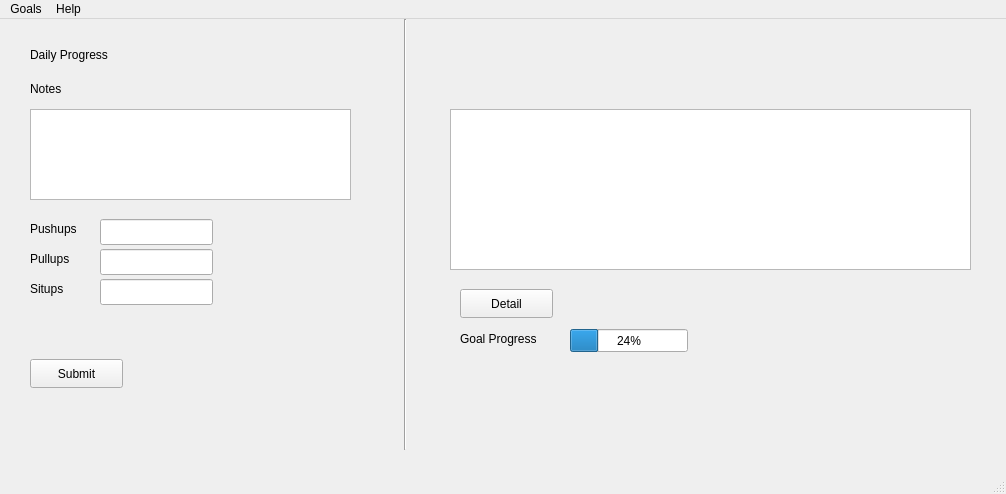
Above: exp.ui from cmerino15/homegoals before the change. Below: the same form after it.
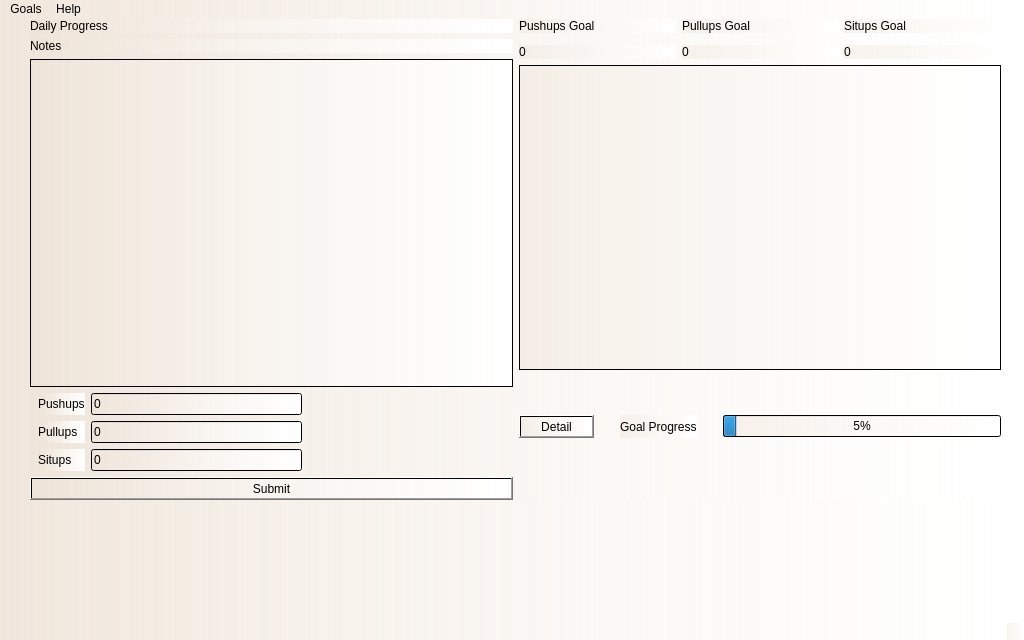
That is the form after the change. Icons and pictures are not drawn.

Commit message: finished most button functionality and design

What changed in the file:
```diff
--- a/exp.ui
+++ b/exp.ui
@@ -6,201 +6,251 @@
    <rect>
     <x>0</x>
     <y>0</y>
-    <width>1006</width>
-    <height>494</height>
+    <width>1024</width>
+    <height>640</height>
    </rect>
   </property>
+  <property name="minimumSize">
+   <size>
+    <width>1024</width>
+    <height>640</height>
+   </size>
+  </property>
+  <property name="maximumSize">
+   <size>
+    <width>1024</width>
+    <height>640</height>
+   </size>
+  </property>
   <property name="windowTitle">
    <string>exp</string>
   </property>
+  <property name="windowOpacity">
+   <double>0.900000000000000</double>
+  </property>
+  <property name="styleSheet">
+   <string notr="true">background-color: qlineargradient(spread:pad, x1:0, y1:0, x2:1, y2:0, stop:0 rgba(236, 224, 210, 100), stop:1 rgba(255, 255, 255, 255));</string>
+  </property>
   <widget class="QWidget" name="centralwidget">
-   <widget class="Line" name="line">
+   <widget class="QWidget" name="">
     <property name="geometry">
      <rect>
-      <x>360</x>
+      <x>30</x>
       <y>0</y>
-      <width>91</width>
-      <height>431</height>
+      <width>971</width>
+      <height>481</height>
      </rect>
     </property>
-    <property name="orientation">
-     <enum>Qt::Vertical</enum>
-    </property>
-   </widget>
+    <layout class="QHBoxLayout" name="horizontalLayout_2">
+     <property name="leftMargin">
+      <number>0</number>
+     </property>
+     <item>
+      <layout class="QVBoxLayout" name="verticalLayout">
+       <item>
    <widget class="QLabel" name="label">
-    <property name="geometry">
-     <rect>
-      <x>30</x>
-      <y>20</y>
-      <width>111</width>
-      <height>31</height>
-     </rect>
-    </property>
     <property name="text">
      <string>Daily Progress</string>
     </property>
    </widget>
+       </item>
+       <item>
+        <widget class="QLabel" name="label_5">
+         <property name="text">
+          <string>Notes</string>
+         </property>
+        </widget>
+       </item>
+       <item>
+        <widget class="QTextEdit" name="notes">
+         <property name="styleSheet">
+          <string notr="true">background-image: url(:/new/imgs/run.jpg);</string>
+         </property>
+        </widget>
+       </item>
+       <item>
+        <layout class="QGridLayout" name="gridLayout_2">
+         <property name="leftMargin">
+          <number>8</number>
+         </property>
+         <item row="0" column="0">
    <widget class="QLabel" name="label_2">
-    <property name="geometry">
-     <rect>
-      <x>30</x>
-      <y>200</y>
-      <width>61</width>
-      <height>20</height>
-     </rect>
-    </property>
     <property name="text">
      <string>Pushups</string>
     </property>
    </widget>
-   <widget class="QLabel" name="label_3">
-    <property name="geometry">
-     <rect>
-      <x>30</x>
-      <y>230</y>
-      <width>63</width>
-      <height>20</height>
-     </rect>
-    </property>
+         </item>
+         <item row="2" column="1">
+          <widget class="QLineEdit" name="situps">
+           <property name="text">
+            <string>0</string>
+           </property>
+          </widget>
+         </item>
+         <item row="1" column="1">
+          <widget class="QLineEdit" name="pullups">
     <property name="text">
-     <string>Pullups</string>
-    </property>
-   </widget>
+            <string>0</string>
+           </property>
+          </widget>
+         </item>
+         <item row="2" column="0">
    <widget class="QLabel" name="label_4">
-    <property name="geometry">
-     <rect>
-      <x>30</x>
-      <y>260</y>
-      <width>63</width>
-      <height>20</height>
-     </rect>
-    </property>
     <property name="text">
      <string>Situps</string>
     </property>
    </widget>
+         </item>
+         <item row="0" column="1">
    <widget class="QLineEdit" name="pushups">
-    <property name="geometry">
-     <rect>
-      <x>100</x>
-      <y>200</y>
-      <width>113</width>
-      <height>26</height>
-     </rect>
-    </property>
-   </widget>
-   <widget class="QLineEdit" name="pullups">
-    <property name="geometry">
-     <rect>
-      <x>100</x>
-      <y>230</y>
-      <width>113</width>
-      <height>26</height>
-     </rect>
-    </property>
-   </widget>
-   <widget class="QLineEdit" name="situps">
-    <property name="geometry">
-     <rect>
-      <x>100</x>
-      <y>260</y>
-      <width>113</width>
-      <height>26</height>
-     </rect>
-    </property>
-   </widget>
-   <widget class="QTextEdit" name="notes">
-    <property name="geometry">
-     <rect>
-      <x>30</x>
-      <y>90</y>
-      <width>321</width>
-      <height>91</height>
-     </rect>
-    </property>
-   </widget>
-   <widget class="QTextEdit" name="summary">
-    <property name="geometry">
-     <rect>
-      <x>450</x>
-      <y>90</y>
-      <width>521</width>
-      <height>161</height>
-     </rect>
-    </property>
-   </widget>
-   <widget class="QProgressBar" name="progressBar">
-    <property name="geometry">
-     <rect>
-      <x>570</x>
-      <y>310</y>
-      <width>118</width>
-      <height>23</height>
-     </rect>
-    </property>
-    <property name="value">
-     <number>24</number>
-    </property>
-   </widget>
+           <property name="text">
+            <string>0</string>
+           </property>
+           <property name="clearButtonEnabled">
+            <bool>false</bool>
+           </property>
+          </widget>
+         </item>
+         <item row="1" column="0">
+          <widget class="QLabel" name="label_3">
+           <property name="text">
+            <string>Pullups</string>
+           </property>
+          </widget>
+         </item>
+         <item row="0" column="2" rowspan="3">
+          <spacer name="horizontalSpacer">
+           <property name="orientation">
+            <enum>Qt::Horizontal</enum>
+           </property>
+           <property name="sizeHint" stdset="0">
+            <size>
+             <width>40</width>
+             <height>20</height>
+            </size>
+           </property>
+          </spacer>
+         </item>
+        </layout>
+       </item>
+       <item>
    <widget class="QPushButton" name="pushButton">
-    <property name="geometry">
-     <rect>
-      <x>30</x>
-      <y>340</y>
-      <width>93</width>
-      <height>29</height>
-     </rect>
-    </property>
     <property name="text">
      <string>Submit</string>
     </property>
    </widget>
-   <widget class="QLabel" name="label_5">
-    <property name="geometry">
-     <rect>
-      <x>30</x>
-      <y>60</y>
-      <width>161</width>
-      <height>20</height>
-     </rect>
-    </property>
+       </item>
+      </layout>
+     </item>
+     <item>
+      <layout class="QVBoxLayout" name="verticalLayout_2">
+       <property name="sizeConstraint">
+        <enum>QLayout::SetNoConstraint</enum>
+       </property>
+       <item>
+        <layout class="QGridLayout" name="gridLayout">
+         <property name="verticalSpacing">
+          <number>12</number>
+         </property>
+         <item row="0" column="0">
+          <widget class="QLabel" name="label_7">
     <property name="text">
-     <string>Notes</string>
-    </property>
-   </widget>
+            <string>Pushups Goal</string>
+           </property>
+          </widget>
+         </item>
+         <item row="0" column="1">
+          <widget class="QLabel" name="label_8">
+           <property name="text">
+            <string>Pullups Goal</string>
+           </property>
+          </widget>
+         </item>
+         <item row="0" column="2">
+          <widget class="QLabel" name="label_9">
+           <property name="text">
+            <string>Situps Goal</string>
+           </property>
+          </widget>
+         </item>
+         <item row="1" column="0">
+          <widget class="QLabel" name="label_10">
+           <property name="text">
+            <string>0</string>
+           </property>
+          </widget>
+         </item>
+         <item row="1" column="1">
+          <widget class="QLabel" name="label_11">
+           <property name="text">
+            <string>0</string>
+           </property>
+          </widget>
+         </item>
+         <item row="1" column="2">
+          <widget class="QLabel" name="label_12">
+           <property name="text">
+            <string>0</string>
+           </property>
+          </widget>
+         </item>
+        </layout>
+       </item>
+       <item>
+        <widget class="QTextEdit" name="summary">
+         <property name="styleSheet">
+          <string notr="true">background-image: url(:/new/imgs/run.jpg);</string>
+         </property>
+        </widget>
+       </item>
+       <item>
+        <layout class="QHBoxLayout" name="horizontalLayout">
+         <property name="spacing">
+          <number>26</number>
+         </property>
+         <property name="topMargin">
+          <number>39</number>
+         </property>
+         <property name="bottomMargin">
+          <number>62</number>
+         </property>
+         <item>
    <widget class="QPushButton" name="pushButton_2">
-    <property name="geometry">
-     <rect>
-      <x>460</x>
-      <y>270</y>
-      <width>93</width>
-      <height>29</height>
-     </rect>
-    </property>
     <property name="text">
      <string>Detail</string>
     </property>
    </widget>
+         </item>
+         <item>
    <widget class="QLabel" name="label_6">
-    <property name="geometry">
-     <rect>
-      <x>460</x>
-      <y>310</y>
-      <width>101</width>
-      <height>20</height>
-     </rect>
-    </property>
     <property name="text">
      <string>Goal Progress</string>
     </property>
    </widget>
+         </item>
+         <item>
+          <widget class="QProgressBar" name="progressBar">
+           <property name="minimum">
+            <number>0</number>
+           </property>
+           <property name="value">
+            <number>5</number>
+           </property>
+          </widget>
+         </item>
+        </layout>
+       </item>
+      </layout>
+     </item>
+    </layout>
+   </widget>
   </widget>
   <widget class="QMenuBar" name="menubar">
    <property name="geometry">
     <rect>
      <x>0</x>
      <y>0</y>
-     <width>1006</width>
+     <width>1024</width>
      <height>26</height>
     </rect>
    </property>
```
Lines whose indentation alone changed are shown as unchanged. The commit also changes 7 other files.
